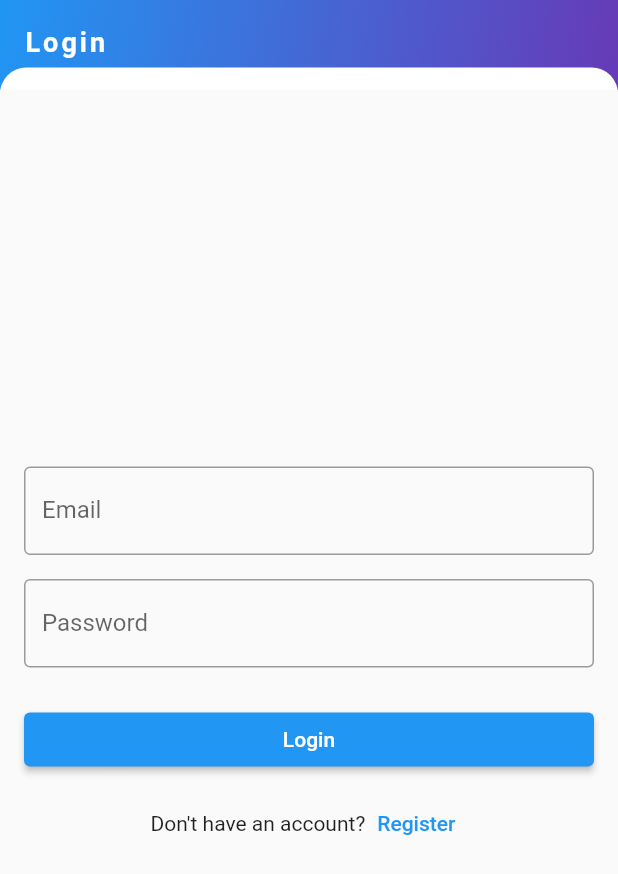
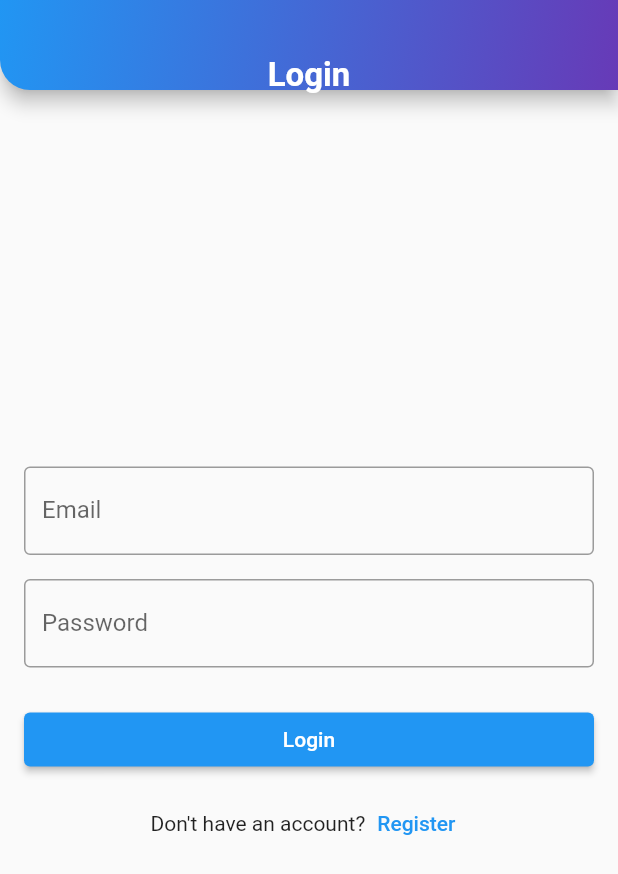
Before and after one commit to pedroalmeida96/gamebuddy-flutter, a Flutter app: the screen it shows after launch, on a phone screen of 412 x 824 dp. Shown: the top 874 px of the screen. Run offline on Flutter 3.47's test engine with Material 2 defaults, Android fonts, the phone set to English and light mode, and no system bars; our stand-ins replace fluttertoast, multi_select_flutter; accounts and stored records are empty.

Commit message:
appbar improved

```diff
--- a/lib/widgets/gamebuddy_appbar.dart
+++ b/lib/widgets/gamebuddy_appbar.dart
@@ -11,40 +11,37 @@ class GamebuddyAppBar extends StatelessWidget implements PreferredSizeWidget {
   @override
   Widget build(BuildContext context) {
     return AppBar(
-      backgroundColor: Colors.blue,
-      elevation: 0,
-      title: Text(
-        title,
-        style: TextStyle(
-          fontSize: 18,
-          fontWeight: FontWeight.bold,
-          letterSpacing: 2,
+      elevation: 5,
+      shape: const RoundedRectangleBorder(
+        borderRadius: BorderRadius.only(
+          bottomLeft: Radius.circular(20), // Rounded corner on the left
         ),
       ),
-      flexibleSpace: Stack(
-        children: [
-          Container(
-            decoration: BoxDecoration(
+      backgroundColor: Colors.transparent,
+      flexibleSpace: Container(
+        decoration: const BoxDecoration(
           gradient: LinearGradient(
             colors: [Colors.blue, Colors.deepPurple],
             begin: Alignment.topLeft,
             end: Alignment.bottomRight,
           ),
+          borderRadius: BorderRadius.only(
+            bottomLeft: Radius.circular(20), // Keep rounded corner on the left
           ),
         ),
-          Positioned(
-            left: 0,
-            right: 0,
-            bottom: -20,
-            child: Container(
-              height: 35,
-              decoration: BoxDecoration(
+        child: Center(
+          child: Transform.translate(
+            offset: const Offset(0, 20), // Adjust the vertical offset here
+            child: Text(
+              title,
+              style: const TextStyle(
+                fontSize: 22,
+                fontWeight: FontWeight.bold,
                 color: Colors.white,
-                borderRadius: BorderRadius.circular(40),
               ),
             ),
           ),
-        ],
+        ),
       ),
     );
   }
```
Lines whose indentation alone changed are shown as unchanged.
